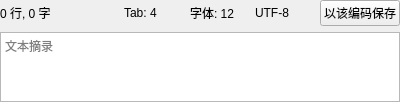
Before: the Qt Designer form DisposeAbstract/DisposeTXT/ControlWidTXT.ui in 3548848289/UniFileHub, drawn with Qt 5.
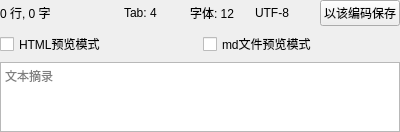
After: the same form once the commit is applied. Custom widgets are drawn as their Qt base class.

What changed in the file:
```diff
--- a/DisposeAbstract/DisposeTXT/ControlWidTXT.ui
+++ b/DisposeAbstract/DisposeTXT/ControlWidTXT.ui
@@ -13,7 +13,7 @@
   <property name="windowTitle">
    <string>Form</string>
   </property>
-  <layout class="QVBoxLayout" name="verticalLayout">
+  <layout class="QVBoxLayout" name="verticalLayout" stretch="1,1,1">
    <property name="leftMargin">
     <number>0</number>
    </property>
@@ -74,6 +74,24 @@
      </item>
     </layout>
    </item>
+   <item>
+    <layout class="QHBoxLayout" name="horizontalLayout">
+     <item>
+      <widget class="QCheckBox" name="htmlPreviewCheckBox">
+       <property name="text">
+        <string>HTML预览模式</string>
+       </property>
+      </widget>
+     </item>
+     <item>
+      <widget class="QCheckBox" name="mdPreviewCheckBox">
+       <property name="text">
+        <string>md文件预览模式</string>
+       </property>
+      </widget>
+     </item>
+    </layout>
+   </item>
    <item>
     <widget class="QPlainTextEdit" name="textExcerptEdit">
      <property name="undoRedoEnabled">
```
Left out of the diff: 2 changed lines with no effect on the pictures.
